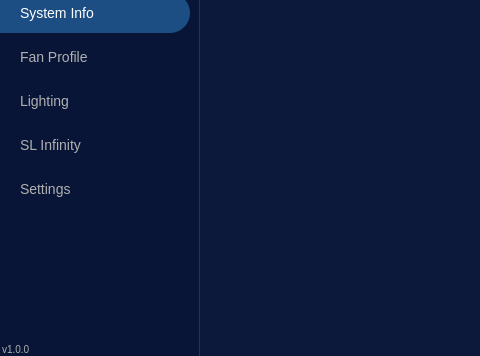
Above: src/mainwindow.ui from DryD4y/ll-connect3 before the change; both pictures show x 0 to 480 and y 154 to 510 of the 900 by 510 pixel window. Below: the same form after it.
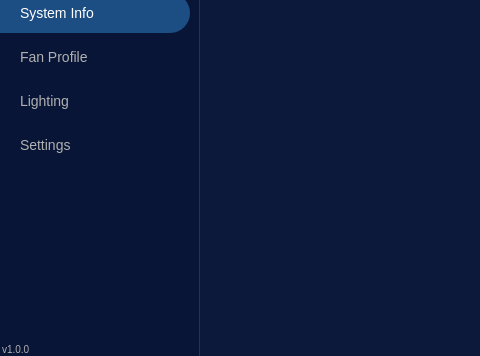
That is the form after the change. Icons and pictures are not drawn.

Patch:
```diff
--- a/src/mainwindow.ui
+++ b/src/mainwindow.ui
@@ -294,48 +294,6 @@
          </property>
         </widget>
        </item>
-       <item>
-        <widget class="QPushButton" name="slInfinityBtn">
-         <property name="text">
-          <string>SL Infinity</string>
-         </property>
-         <property name="checkable">
-          <bool>true</bool>
-         </property>
-         <property name="styleSheet">
-          <string notr="true">        QPushButton {
-            background-color: transparent;
-            border: none;
-            color: #B0B0B0;
-            padding: 12px 20px;
-            text-align: left;
-            font-size: 14px;
-            border-top-left-radius: 0px;
-            border-bottom-left-radius: 0px;
-            border-top-right-radius: 20px;
-            border-bottom-right-radius: 20px;
-            margin: 2px 10px 2px 0px;
-        }
-
-        QPushButton:hover {
-            background-color: #2A3441;
-            border-top-left-radius: 0px;
-            border-bottom-left-radius: 0px;
-            border-top-right-radius: 20px;
-            border-bottom-right-radius: 20px;
-        }
-
-        QPushButton:checked {
-            background-color: #1d4e83;
-            color: #FFFFFF;
-            border-top-left-radius: 0px;
-            border-bottom-left-radius: 0px;
-            border-top-right-radius: 20px;
-            border-bottom-right-radius: 20px;
-        }</string>
-         </property>
-        </widget>
-       </item>
        <item>
         <widget class="QPushButton" name="settingsBtn">
          <property name="text">
```
